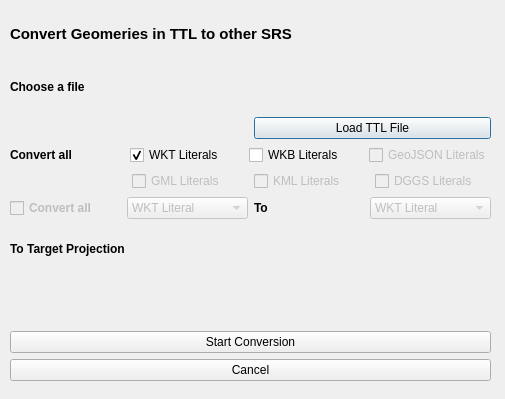
This is dialogs/ui/convertcrsdialog.ui in sparqlunicorn/sparqlunicornGoesGIS as Qt 5 draws it before an edit. The edited form follows.
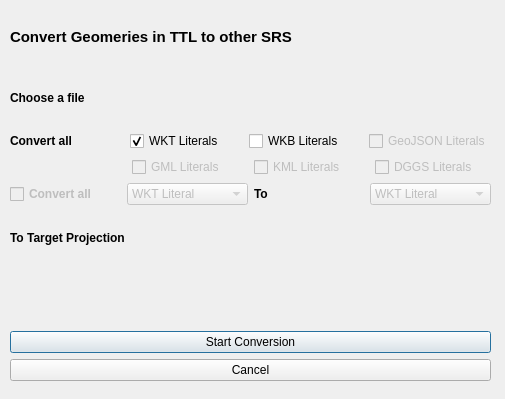
This is the edited form. Custom widgets are drawn as their Qt base class.

Diff of the .ui file:
```diff
--- a/dialogs/ui/convertcrsdialog.ui
+++ b/dialogs/ui/convertcrsdialog.ui
@@ -80,24 +80,6 @@
       </item>
      </layout>
     </item>
-    <item>
-     <layout class="QHBoxLayout" name="horizontalLayout_4">
-      <item>
-       <widget class="QLabel" name="label_2">
-        <property name="text">
-         <string/>
-        </property>
-       </widget>
-      </item>
-      <item>
-       <widget class="QPushButton" name="loadFromFileButton">
-        <property name="text">
-         <string>Load TTL File</string>
-        </property>
-       </widget>
-      </item>
-     </layout>
-    </item>
     <item>
      <layout class="QHBoxLayout" name="horizontalLayout_2">
       <item>
```
Left out of the diff: 2 changed lines with no effect on the pictures.
